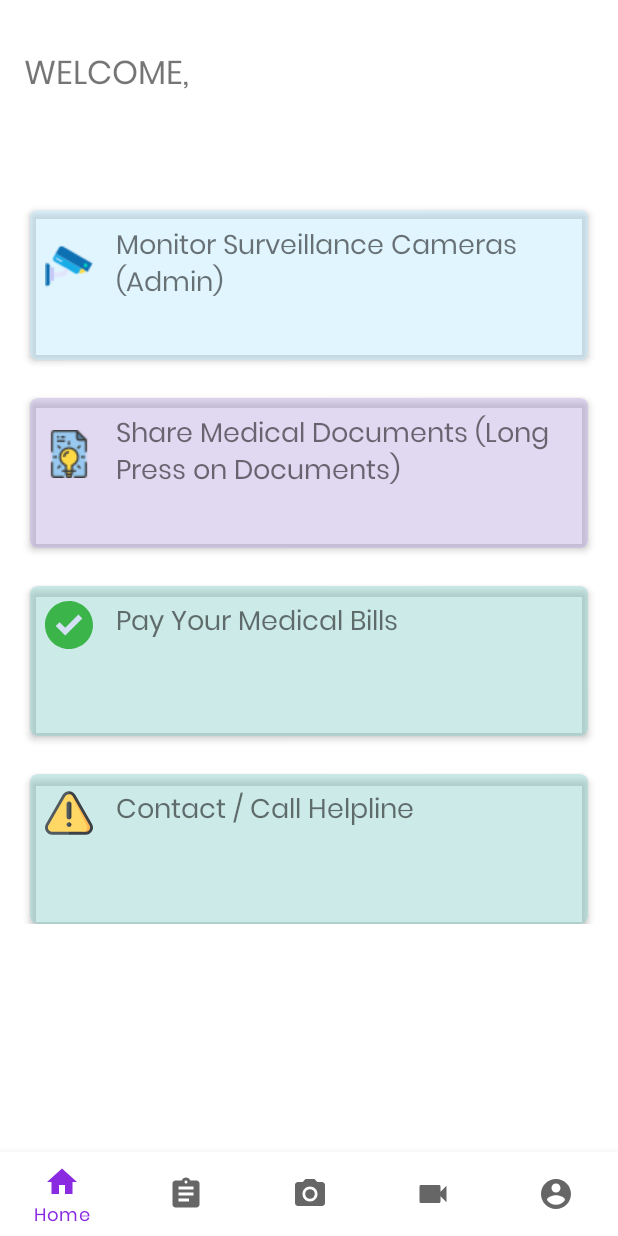
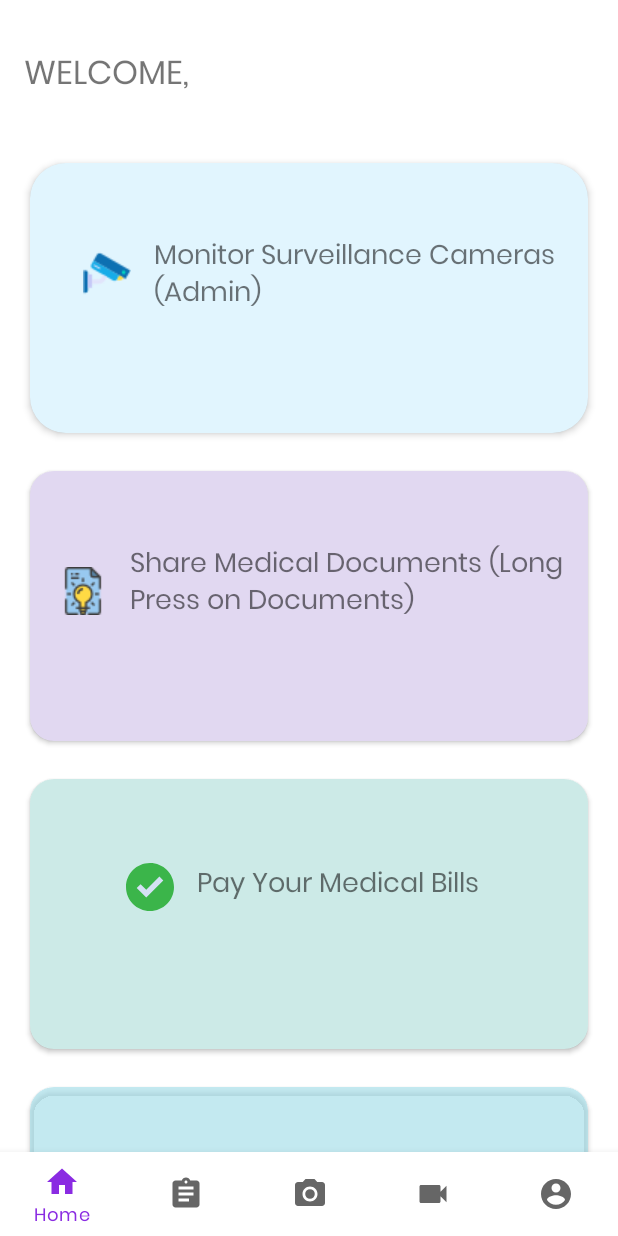
Before and after one commit to shivamkumard107/Mask_Detector, an Android app: the screen it shows after launch once a user with an empty profile is signed in (HomeActivity), on a phone screen of 412 x 824 dp. Run offline under Robolectric (Android 15) with nearby library versions, the phone set to English and light mode, and no system bars; our stand-ins replace Firebase (no records; nobody signed in at launch, a user with empty details on screens opened directly).

Commit message:
Bugs fixed

```diff
--- a/app/src/main/java/com/example/mask_detector/About_us.java
+++ b/app/src/main/java/com/example/mask_detector/About_us.java
@@ -14,7 +14,7 @@ public class About_us extends AppCompatActivity {
 
     private String[] names = new String[]{"Shivam Kumar", "Arjun Anand", "Reetvik Chatterjee", "Harit Yadav"};
     private String[] descriptions = new String[]{"", "", "", "", "", "", ""};
-    private int[] images = new int[]{R.drawable.ic_avatar, R.drawable.arjun, R.drawable.ic_avatar, R.drawable.ic_avatar};
+    private int[] images = new int[]{R.drawable.shivam, R.drawable.arjun, R.drawable.reetvik, R.drawable.eveator};
 
     private ListView listView;
 
--- a/app/src/main/java/com/example/mask_detector/fragments/HomeFragment.java
+++ b/app/src/main/java/com/example/mask_detector/fragments/HomeFragment.java
@@ -49,7 +49,8 @@ public class HomeFragment extends Fragment {
             }
         });
         v.findViewById(R.id.helpCard5).setOnClickListener(help -> {
-            Intent intent = new Intent(Intent.ACTION_CALL, Uri.parse("tel:" + "1075"));
+            Intent intent = new Intent(Intent.ACTION_DIAL);
+            intent.setData(Uri.parse("tel:" + "1075"));
             startActivity(intent);
         });
         welcome = v.findViewById(R.id.welcome);
--- a/app/src/main/res/layout/fragment_home.xml
+++ b/app/src/main/res/layout/fragment_home.xml
@@ -13,36 +13,37 @@
 
         <androidx.constraintlayout.widget.ConstraintLayout
             android:layout_width="match_parent"
-            android:layout_height="wrap_content">
+            android:layout_height="match_parent">
 
 
             <androidx.cardview.widget.CardView
                 android:id="@+id/cardView2"
                 android:layout_width="match_parent"
-                android:layout_height="100dp"
+                android:layout_height="180dp"
                 android:layout_marginStart="20dp"
-                android:layout_marginTop="140dp"
+                android:layout_marginTop="40dp"
                 android:layout_marginEnd="20dp"
-                app:cardBackgroundColor="#66b3e5fc"
-                app:cardCornerRadius="5dp"
+                app:cardCornerRadius="24dp"
                 app:cardElevation="3dp"
                 app:cardPreventCornerOverlap="true"
                 app:layout_constraintEnd_toEndOf="parent"
                 app:layout_constraintStart_toStartOf="parent"
-                app:layout_constraintTop_toTopOf="parent">
+                app:layout_constraintTop_toBottomOf="@+id/welcome">
 
                 <androidx.constraintlayout.widget.ConstraintLayout
                     android:layout_width="match_parent"
-                    android:layout_height="match_parent">
+                    android:layout_height="match_parent"
+                    android:background="#66b3e5fc">
 
                     <TextView
                         android:id="@+id/tvAppointment"
-                        android:layout_width="wrap_content"
-                        android:layout_height="wrap_content"
-                        android:layout_marginStart="10dp"
-                        android:layout_marginTop="10dp"
+                        android:layout_width="356dp"
+                        android:layout_height="51dp"
+                        android:layout_marginStart="16dp"
+                        android:layout_marginTop="48dp"
                         android:drawableStart="@drawable/cam"
                         android:drawablePadding="15dp"
+                        android:paddingLeft="19dp"
                         android:text="Monitor Surveillance Cameras (Admin)"
                         android:textSize="18sp"
                         app:layout_constraintStart_toStartOf="parent"
@@ -54,29 +55,29 @@
             <androidx.cardview.widget.CardView
                 android:id="@+id/cardView3"
                 android:layout_width="match_parent"
-                android:layout_height="100dp"
+                android:layout_height="180dp"
                 android:layout_marginStart="20dp"
                 android:layout_marginTop="25dp"
                 android:layout_marginEnd="20dp"
-                app:cardBackgroundColor="#66b39ddb"
-                app:cardCornerRadius="5dp"
-                app:cardElevation="3dp"
+                app:cardCornerRadius="16dp"
                 app:layout_constraintEnd_toEndOf="parent"
                 app:layout_constraintStart_toStartOf="parent"
                 app:layout_constraintTop_toBottomOf="@+id/cardView2">
 
                 <androidx.constraintlayout.widget.ConstraintLayout
                     android:layout_width="match_parent"
-                    android:layout_height="match_parent">
+                    android:layout_height="match_parent"
+                   android:background="#66b39ddb">
 
                     <TextView
                         android:id="@+id/tvReadArticle"
                         android:layout_width="wrap_content"
-                        android:layout_height="wrap_content"
-                        android:layout_marginStart="10dp"
-                        android:layout_marginTop="10dp"
+                        android:layout_height="64dp"
+                        android:layout_marginTop="48dp"
                         android:drawableStart="@drawable/document"
                         android:drawablePadding="15dp"
+                        android:paddingLeft="19dp"
+                        android:paddingRight="12dp"
                         android:text="Share Medical Documents (Long Press on Documents)"
                         android:textSize="18sp"
                         app:layout_constraintStart_toStartOf="parent"
@@ -87,13 +88,12 @@
             <androidx.cardview.widget.CardView
                 android:id="@+id/helpCard4"
                 android:layout_width="match_parent"
-                android:layout_height="100dp"
+                android:layout_height="180dp"
                 android:layout_marginStart="20dp"
                 android:layout_marginTop="25dp"
                 android:layout_marginEnd="20dp"
-                app:cardBackgroundColor="#6680cbc4"
-                app:cardCornerRadius="5dp"
-                app:cardElevation="3dp"
+
+                app:cardCornerRadius="16dp"
                 app:layout_constraintEnd_toEndOf="parent"
                 app:layout_constraintHorizontal_bias="0.0"
                 app:layout_constraintStart_toStartOf="parent"
@@ -101,14 +101,16 @@
 
                 <androidx.constraintlayout.widget.ConstraintLayout
                     android:layout_width="match_parent"
-                    android:layout_height="match_parent">
+                    android:layout_height="match_parent"
+                    android:background="#6680cbc4"
+                   >
 
                     <TextView
                         android:id="@+id/paytm"
                         android:layout_width="wrap_content"
                         android:layout_height="wrap_content"
-                        android:layout_marginStart="10dp"
-                        android:layout_marginTop="10dp"
+                        android:layout_marginStart="64dp"
+                        android:layout_marginTop="56dp"
                         android:drawableStart="@drawable/ic_tick"
                         android:drawablePadding="15sp"
                         android:text="Pay Your Medical Bills"
@@ -121,13 +123,14 @@
             <androidx.cardview.widget.CardView
                 android:id="@+id/helpCard5"
                 android:layout_width="match_parent"
-                android:layout_height="100dp"
+                android:layout_height="180dp"
                 android:layout_marginStart="20dp"
                 android:layout_marginTop="25dp"
                 android:layout_marginEnd="20dp"
+                android:layout_marginBottom="20dp"
                 app:cardBackgroundColor="#6680cbc4"
-                app:cardCornerRadius="5dp"
-                app:cardElevation="3dp"
+                app:cardCornerRadius="16dp"
+                app:layout_constraintBottom_toBottomOf="parent"
                 app:layout_constraintEnd_toEndOf="parent"
                 app:layout_constraintHorizontal_bias="0.0"
                 app:layout_constraintStart_toStartOf="parent"
@@ -135,13 +138,14 @@
 
                 <androidx.constraintlayout.widget.ConstraintLayout
                     android:layout_width="match_parent"
-                    android:layout_height="match_parent">
+                    android:layout_height="match_parent"
+                    android:background="#66b3e5fc">
 
                     <TextView
                         android:layout_width="wrap_content"
                         android:layout_height="wrap_content"
-                        android:layout_marginStart="10dp"
-                        android:layout_marginTop="10dp"
+                        android:layout_marginStart="60dp"
+                        android:layout_marginTop="56dp"
                         android:drawableStart="@drawable/ic_warning"
                         android:drawablePadding="15dp"
                         android:text="Contact / Call Helpline"
--- a/app/src/main/res/layout/fragment_login_option.xml
+++ b/app/src/main/res/layout/fragment_login_option.xml
@@ -21,7 +21,7 @@
         app:layout_constraintStart_toStartOf="parent"
         app:layout_constraintTop_toTopOf="parent" />
 
-    <!--<ImageView
+    <ImageView
         android:id="@+id/iv_space"
         android:layout_width="0dp"
         android:layout_height="0dp"
@@ -29,7 +29,7 @@
         android:layout_marginTop="16dp"
         android:layout_marginEnd="16dp"
         android:layout_marginBottom="16dp"
-        android:src=
+        android:src="@drawable/heart"
         app:layout_constraintBottom_toBottomOf="@id/iv_dots"
         app:layout_constraintDimensionRatio="16:9"
         app:layout_constraintEnd_toEndOf="@id/iv_dots"
@@ -43,7 +43,7 @@
         android:layout_height="wrap_content"
         android:layout_marginBottom="16dp"
         android:alpha="0.9"
-        android:text="Welcome to "
+        android:text="Welcome to Sehatmand"
         app:layout_constraintBottom_toTopOf="@+id/tvBody"
         app:layout_constraintEnd_toEndOf="parent"
         app:layout_constraintStart_toStartOf="parent"
```
Also changed, not shown: app/src/main/res/drawable-v24/eveator.jpg (added), app/src/main/res/drawable-v24/shivam.jpg (added), app/src/main/res/drawable/heart.jpg (added), 1 other file.
